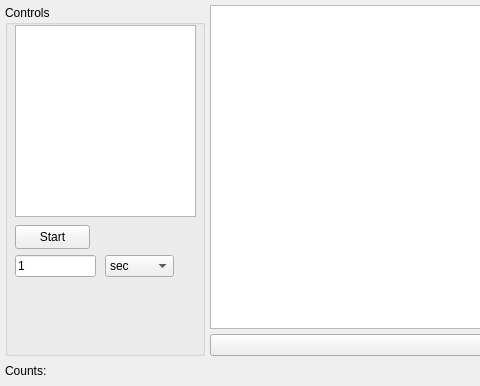
Before: the Qt Designer form laser_beam_measurements/widgets/image_processing/parameter_logger_widget.ui in konstprus/laser_beam_measurements, drawn with Qt 5; both pictures show x 0 to 480 and y 0 to 386 of the 815 by 386 pixel window.
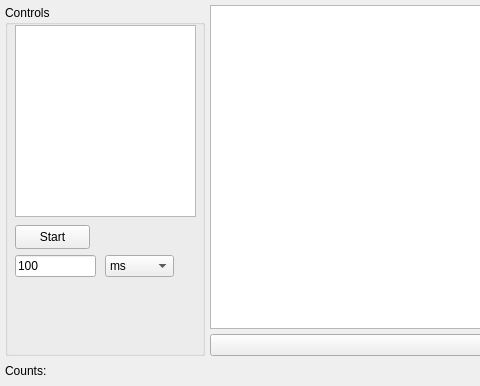
After: the same form once the commit is applied. Custom widgets are drawn as their Qt base class.

Commit message: implement logger visualise

```diff
--- a/laser_beam_measurements/widgets/image_processing/parameter_logger_widget.ui
+++ b/laser_beam_measurements/widgets/image_processing/parameter_logger_widget.ui
@@ -79,7 +79,7 @@
        </rect>
       </property>
       <property name="text">
-       <string>1</string>
+       <string>100</string>
       </property>
      </widget>
      <widget class="QComboBox" name="time_unit">
@@ -91,6 +91,11 @@
         <height>22</height>
        </rect>
       </property>
+      <item>
+       <property name="text">
+        <string>ms</string>
+       </property>
+      </item>
       <item>
        <property name="text">
         <string>sec</string>
```
The commit also changes 5 other files.
